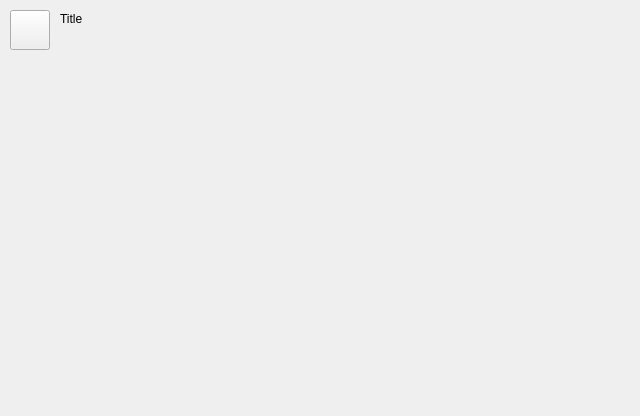
Before: the Qt Designer form tiberius/widget/ratingsadvisorwidget.ui in jeffmeese/tiberius, drawn with Qt 5.
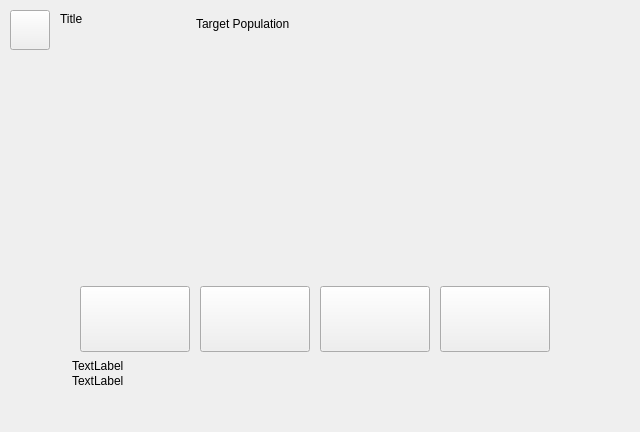
After: the same form once the commit is applied. Custom widgets are drawn as their Qt base class.

Diff of the .ui file:
```diff
--- a/tiberius/widget/ratingsadvisorwidget.ui
+++ b/tiberius/widget/ratingsadvisorwidget.ui
@@ -7,7 +7,7 @@
     <x>0</x>
     <y>0</y>
     <width>640</width>
-    <height>416</height>
+    <height>432</height>
    </rect>
   </property>
   <property name="windowTitle">
@@ -31,7 +31,7 @@
     <rect>
      <x>60</x>
      <y>12</y>
-     <width>545</width>
+     <width>127</width>
      <height>35</height>
     </rect>
    </property>
@@ -42,6 +42,129 @@
     <set>Qt::AlignLeading|Qt::AlignLeft|Qt::AlignTop</set>
    </property>
   </widget>
+  <widget class="Label" name="cTargetPopulation">
+   <property name="geometry">
+    <rect>
+     <x>196</x>
+     <y>17</y>
+     <width>123</width>
+     <height>20</height>
+    </rect>
+   </property>
+   <property name="text">
+    <string>Target Population</string>
+   </property>
+   <property name="alignment">
+    <set>Qt::AlignLeading|Qt::AlignLeft|Qt::AlignTop</set>
+   </property>
+  </widget>
+  <widget class="QLabel" name="cBackground">
+   <property name="geometry">
+    <rect>
+     <x>60</x>
+     <y>48</y>
+     <width>520</width>
+     <height>235</height>
+    </rect>
+   </property>
+   <property name="text">
+    <string/>
+   </property>
+  </widget>
+  <widget class="RatingsButton" name="cCultureButton">
+   <property name="geometry">
+    <rect>
+     <x>80</x>
+     <y>286</y>
+     <width>110</width>
+     <height>66</height>
+    </rect>
+   </property>
+   <property name="text">
+    <string/>
+   </property>
+  </widget>
+  <widget class="RatingsButton" name="cProsperityButton">
+   <property name="geometry">
+    <rect>
+     <x>200</x>
+     <y>286</y>
+     <width>110</width>
+     <height>66</height>
+    </rect>
+   </property>
+   <property name="text">
+    <string/>
+   </property>
+  </widget>
+  <widget class="RatingsButton" name="cPeaceButton">
+   <property name="geometry">
+    <rect>
+     <x>320</x>
+     <y>286</y>
+     <width>110</width>
+     <height>66</height>
+    </rect>
+   </property>
+   <property name="text">
+    <string/>
+   </property>
+  </widget>
+  <widget class="RatingsButton" name="cFavorButton">
+   <property name="geometry">
+    <rect>
+     <x>440</x>
+     <y>286</y>
+     <width>110</width>
+     <height>66</height>
+    </rect>
+   </property>
+   <property name="text">
+    <string/>
+   </property>
+  </widget>
+  <widget class="MessageWidget" name="cInfo" native="true">
+   <property name="geometry">
+    <rect>
+     <x>64</x>
+     <y>356</y>
+     <width>512</width>
+     <height>64</height>
+    </rect>
+   </property>
+  </widget>
+  <widget class="Label" name="cMessageTitle">
+   <property name="geometry">
+    <rect>
+     <x>72</x>
+     <y>359</y>
+     <width>63</width>
+     <height>20</height>
+    </rect>
+   </property>
+   <property name="text">
+    <string>TextLabel</string>
+   </property>
+   <property name="alignment">
+    <set>Qt::AlignLeading|Qt::AlignLeft|Qt::AlignTop</set>
+   </property>
+  </widget>
+  <widget class="Label" name="cMessage">
+   <property name="geometry">
+    <rect>
+     <x>72</x>
+     <y>374</y>
+     <width>496</width>
+     <height>20</height>
+    </rect>
+   </property>
+   <property name="text">
+    <string>TextLabel</string>
+   </property>
+   <property name="alignment">
+    <set>Qt::AlignLeading|Qt::AlignLeft|Qt::AlignTop</set>
+   </property>
+  </widget>
  </widget>
  <customwidgets>
   <customwidget>
@@ -54,6 +177,17 @@
    <extends>QLabel</extends>
    <header>widget/label.h</header>
   </customwidget>
+  <customwidget>
+   <class>MessageWidget</class>
+   <extends>QWidget</extends>
+   <header>widget/messagewidget.h</header>
+   <container>1</container>
+  </customwidget>
+  <customwidget>
+   <class>RatingsButton</class>
+   <extends>QPushButton</extends>
+   <header>widget/ratingsadvisorwidget.h</header>
+  </customwidget>
  </customwidgets>
  <resources/>
  <connections/>
```
